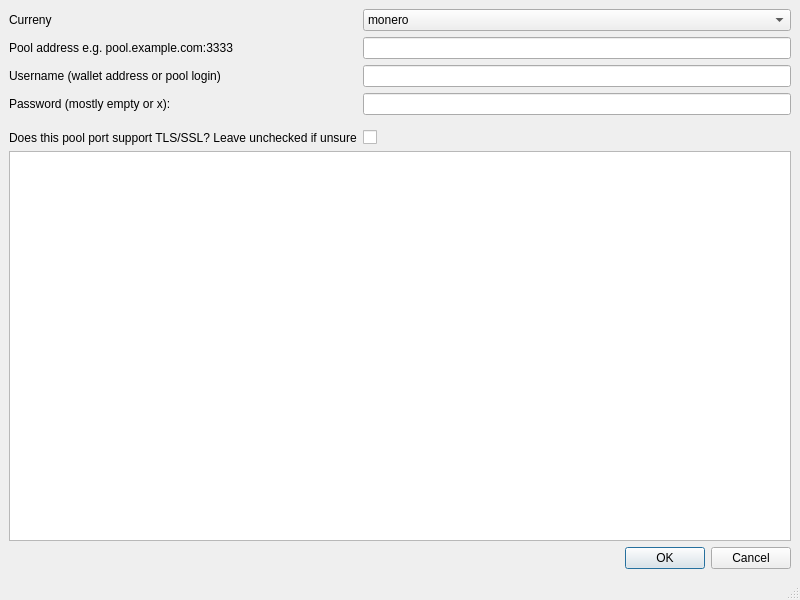
Above: DonationMining/src/MainWindow.ui from jondef/MiningForHumanity before the change. Below: the same form after it.
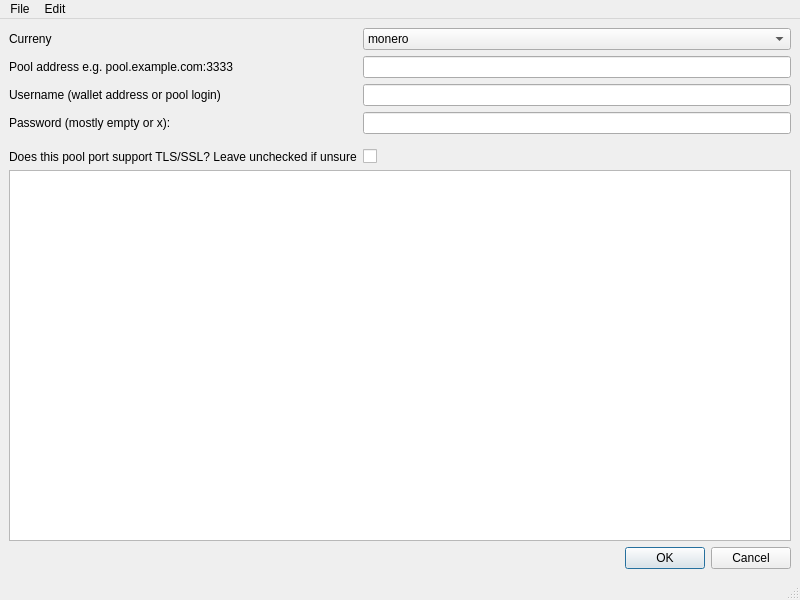
That is the form after the change.

Diff of the .ui file:
```diff
--- a/DonationMining/src/MainWindow.ui
+++ b/DonationMining/src/MainWindow.ui
@@ -103,6 +103,20 @@
      <height>28</height>
     </rect>
    </property>
+   <widget class="QMenu" name="menuQuit">
+    <property name="title">
+     <string>File</string>
+    </property>
+    <addaction name="actionQuit"/>
+   </widget>
+   <widget class="QMenu" name="menuEdit">
+    <property name="title">
+     <string>Edit</string>
+    </property>
+    <addaction name="actionSettings"/>
+   </widget>
+   <addaction name="menuQuit"/>
+   <addaction name="menuEdit"/>
   </widget>
   <widget class="QStatusBar" name="statusbar"/>
  </widget>
```
Left out of the diff: 10 changed lines with no effect on the pictures.
